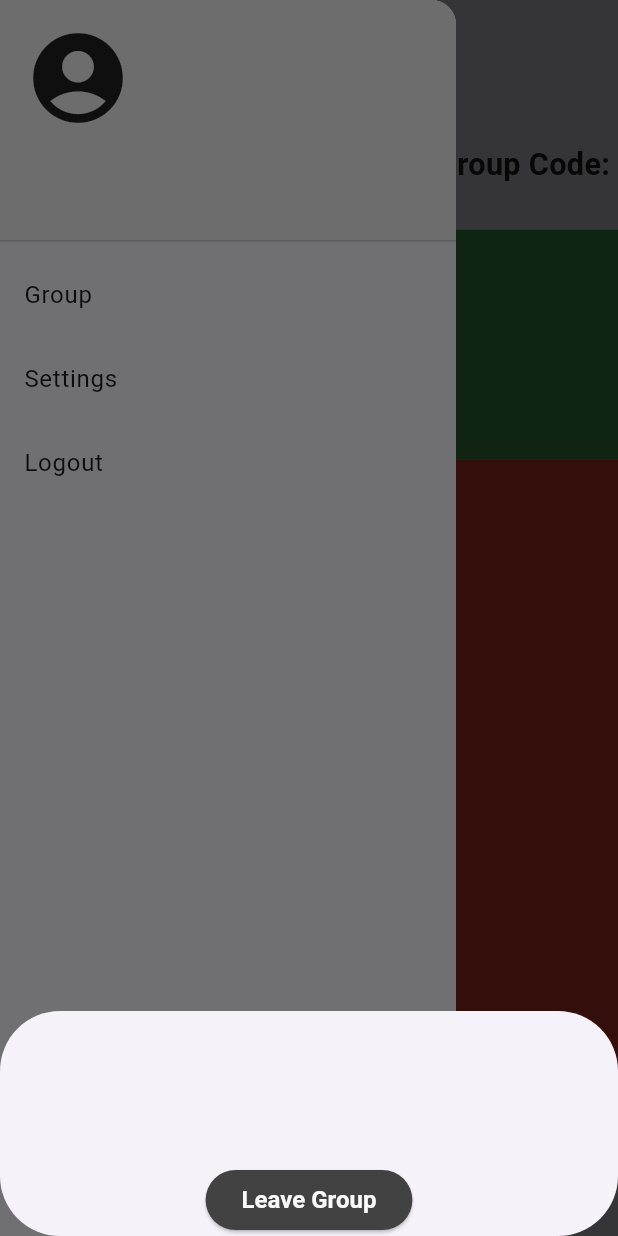
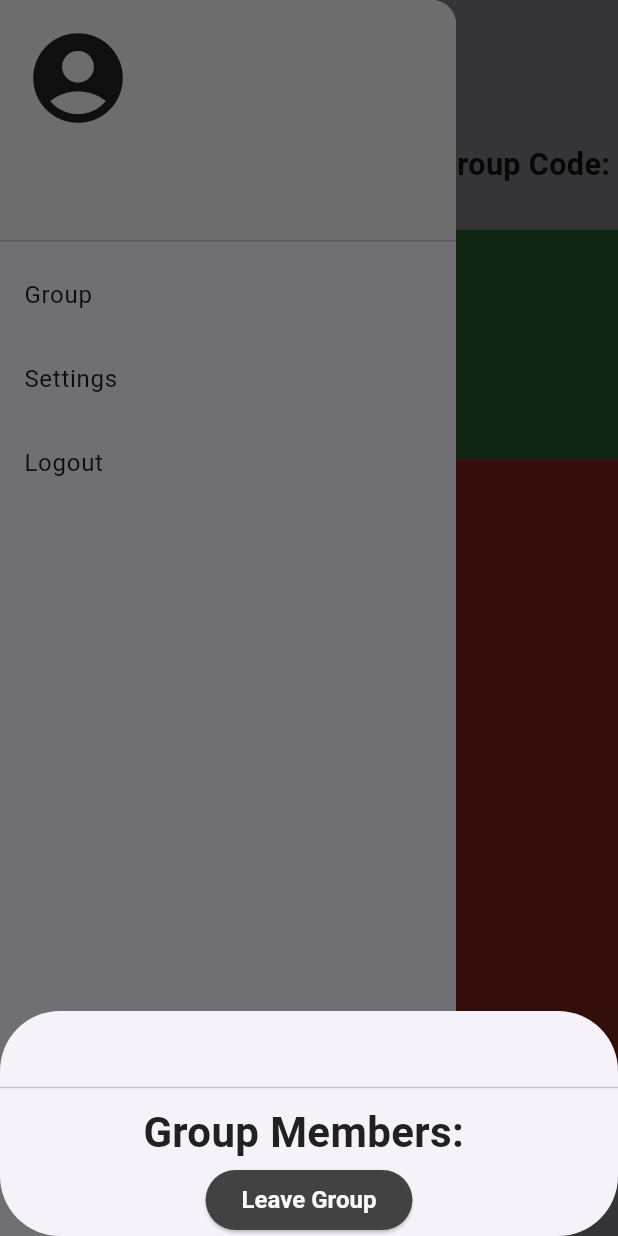
Before and after one commit to Jsimpson123/HouseSync, a Flutter app: the HomePage screen opened directly, after a tap on the "menu" icon, after a tap on "Group", on a phone screen of 412 x 824 dp. Run offline on Flutter 3.47's test engine with Material 3 defaults, Android fonts, the phone set to English and light mode, and no system bars; our stand-ins replace cloud_firestore, firebase_auth, firebase_core, fluttertoast; accounts and stored records are empty.

Commit message:
Group info and task assignment
Group info can be viewed now by accessing the hamburger menu.

User can assign themselves to task, and their name is displayed

```diff
--- a/lib/main.dart
+++ b/lib/main.dart
@@ -10,6 +10,7 @@ import 'package:firebase_core/firebase_core.dart';
 import 'package:shared_accommodation_management_app/view_models/group_view_model.dart';
 import 'package:shared_accommodation_management_app/view_models/home_view_model.dart';
 import 'package:shared_accommodation_management_app/view_models/task_view_model.dart';
+import 'package:shared_accommodation_management_app/view_models/user_view_model.dart';
 
 void main() async {
   WidgetsFlutterBinding.ensureInitialized();
@@ -22,7 +23,7 @@ void main() async {
       create: (context) => TaskViewModel()
     ),
     ChangeNotifierProvider(
-        create: (context) => HomeViewModel()
+        create: (context) => UserViewModel()
     ),
     ChangeNotifierProvider(
         create: (context) => GroupViewModel()
--- a/lib/models/task_model.dart
+++ b/lib/models/task_model.dart
@@ -3,14 +3,16 @@ import 'package:uuid/uuid.dart';
 class Task {
   String taskId;
   String title;
+  String? assignedUser;
   bool isCompleted;
 
   //Constructor
-  Task({required this.taskId, required this.title, this.isCompleted = false});
+  Task({required this.taskId, required this.title, required this.assignedUser, this.isCompleted = false});
 
   //Constructor for a new task
   Task.newTask(this.title)
   : taskId = '',
+  assignedUser = '',
   isCompleted = false;
 
   //Method that converts Task to a map for database storage
@@ -26,6 +28,7 @@ class Task {
     return Task(
         taskId: taskId,
         title: map['title'],
+        assignedUser: map['assignedUser'],
         isCompleted: map['isCompleted'] ?? false
     );
   }
--- a/lib/pages/home_page.dart
+++ b/lib/pages/home_page.dart
@@ -7,6 +7,7 @@ import 'package:shared_accommodation_management_app/view_models/home_view_model.
 import 'package:shared_accommodation_management_app/views/home_page_views/bottom_sheets/group_details_bottom_sheet_view.dart';
 import 'package:shared_accommodation_management_app/views/home_page_views/group_functions_view.dart';
 
+import '../view_models/user_view_model.dart';
 import '../views/home_page_views/home_header_view.dart';
 import 'medical_page.dart';
 
@@ -18,7 +19,7 @@ class HomePage extends StatefulWidget {
 }
 
 class _HomePageState extends State<HomePage> {
-  HomeViewModel homeViewModel = HomeViewModel();
+  UserViewModel homeViewModel = UserViewModel();
   int index = 0;
   List<Widget> pages = [
     HomePage(),
@@ -39,14 +40,14 @@ class _HomePageState extends State<HomePage> {
 
   @override
   Widget build(BuildContext context) {
-    HomeViewModel homeViewModel = HomeViewModel();
+    UserViewModel userViewModel = UserViewModel();
 
     return Scaffold(
       drawer: Drawer(
         child: ListView(
           children: [
             UserAccountsDrawerHeader(
-              decoration: BoxDecoration(color: homeViewModel.colour2),
+              decoration: BoxDecoration(color: userViewModel.colour2),
 
               //User icon
               currentAccountPicture: const Expanded(
@@ -56,7 +57,7 @@ class _HomePageState extends State<HomePage> {
 
               //Username
               accountName: FutureBuilder<String?>(
-                  future: homeViewModel.returnCurrentUsername(),
+                  future: userViewModel.returnCurrentUsername(),
                   builder:
                       (BuildContext context, AsyncSnapshot<String?> snapshot) {
                     if ("${snapshot.data}" == "null") {
@@ -70,7 +71,7 @@ class _HomePageState extends State<HomePage> {
                               style: TextStyle(
                                   fontSize: 20,
                                   fontWeight: FontWeight.bold,
-                                  color: homeViewModel.colour4)),
+                                  color: userViewModel.colour4)),
                         ),
                       );
                     }
@@ -78,7 +79,7 @@ class _HomePageState extends State<HomePage> {
 
               //Email
               accountEmail: FutureBuilder<String?>(
-                  future: homeViewModel.returnCurrentEmail(),
+                  future: userViewModel.returnCurrentEmail(),
                   builder:
                       (BuildContext context, AsyncSnapshot<String?> snapshot) {
                     if ("${snapshot.data}" == "null") {
@@ -92,7 +93,7 @@ class _HomePageState extends State<HomePage> {
                               style: TextStyle(
                                   fontSize: 16,
                                   fontWeight: FontWeight.bold,
-                                  color: homeViewModel.colour4)),
+                                  color: userViewModel.colour4)),
                         ),
                       );
                     }
@@ -100,7 +101,7 @@ class _HomePageState extends State<HomePage> {
             ),
             ListTile(
               title: Text("Group"),
-              onTap: () => homeViewModel.displayBottomSheet(
+              onTap: () => userViewModel.displayBottomSheet(
                   GroupDetailsBottomSheetView(), context),
             ),
             ListTile(title: Text("Settings")),
--- a/lib/view_models/group_view_model.dart
+++ b/lib/view_models/group_view_model.dart
@@ -5,6 +5,7 @@ import 'package:firebase_auth/firebase_auth.dart';
 import 'package:flutter/material.dart';
 import 'package:shared_accommodation_management_app/global/common/toast.dart';
 import 'package:shared_accommodation_management_app/models/group_model.dart';
+import 'package:shared_accommodation_management_app/view_models/user_view_model.dart';
 
 class GroupViewModel extends ChangeNotifier {
   final FirebaseFirestore _firestore = FirebaseFirestore.instance;
@@ -13,6 +14,7 @@ class GroupViewModel extends ChangeNotifier {
   Group? _currentGroup;
 
   List<Group> get groups => List.unmodifiable(_groups);
+
   Group? get currentGroup => _currentGroup;
 
   Color colour1 = Colors.grey.shade50;
@@ -24,11 +26,16 @@ class GroupViewModel extends ChangeNotifier {
     String alphanumeric = "ABCDEFGHIJKLMNOPQRSTUVWXYZ0123456789";
     final Random random = Random();
 
-    return List.generate(6, (index) => alphanumeric[random.nextInt(alphanumeric.length)]).join();
+    return List.generate(
+        6, (index) => alphanumeric[random.nextInt(alphanumeric.length)]).join();
   }
 
-  Future<bool> createGroup(String userId, String groupName, String groupCode) async {
-    final userDoc = await _firestore.collection('users').doc(userId).get(); //Gets the userId from the users collection
+  Future<bool> createGroup(
+      String userId, String groupName, String groupCode) async {
+    final userDoc = await _firestore
+        .collection('users')
+        .doc(userId)
+        .get(); //Gets the userId from the users collection
     //Checks if the current user is already in a group and throws an exception if they are
     if (userDoc.exists && userDoc.data()?['groupId'] != null) {
       throw Exception("User is already in a group");
@@ -43,9 +50,10 @@ class GroupViewModel extends ChangeNotifier {
     });
 
     //Adds the current user to the group
-    await _firestore.collection('users').doc(userId).update({
-      'groupId': groupRef.id
-    });
+    await _firestore
+        .collection('users')
+        .doc(userId)
+        .update({'groupId': groupRef.id});
 
     notifyListeners();
     return true;
@@ -53,19 +61,21 @@ class GroupViewModel extends ChangeNotifier {
 
   Future<bool> joinGroupViaCode(String userId, String inviteCode) async {
     //Query to search the groups collection for a document that has the same groupCode as the users entered one
-    final query = await _firestore.collection('groups')
+    final query = await _firestore
+        .collection('groups')
         .where('groupCode', isEqualTo: inviteCode)
         .get();
 
     //Checks that at least one group exists
-    if(query.docs.isNotEmpty) {
+    if (query.docs.isNotEmpty) {
       //Finds the first document with matching codes id
       final groupId = query.docs.first.id;
 
       //Updates the users groupId
-      await _firestore.collection('users').doc(userId).update({
-        'groupId': groupId
-      });
+      await _firestore
+          .collection('users')
+          .doc(userId)
+          .update({'groupId': groupId});
 
       //Updates the members field of the group with the new member
       await _firestore.collection('groups').doc(groupId).update({
@@ -79,7 +89,8 @@ class GroupViewModel extends ChangeNotifier {
   }
 
   Future<bool> leaveGroup(String userId) async {
-    final userDoc = await _firestore.collection('users')
+    final userDoc = await _firestore
+        .collection('users')
         .doc(userId)
         .get(); //Gets the userId from the users collection
 
@@ -87,24 +98,22 @@ class GroupViewModel extends ChangeNotifier {
 
     //Checks if the current user is already in a group and removes them if they are
     if (userDoc.exists && groupId != null) {
-      final groupDoc = FirebaseFirestore.instance.collection('groups').doc(groupId);
+      final groupDoc =
+          FirebaseFirestore.instance.collection('groups').doc(groupId);
       final docSnapshot = await groupDoc.get();
       final data = docSnapshot.data();
 
       if (data != null) {
-        await _firestore.collection('users')
-            .doc(userId).update(
-          {
-            'groupId': FieldValue.delete()
-          }
-        );
+        await _firestore
+            .collection('users')
+            .doc(userId)
+            .update({'groupId': FieldValue.delete()});
       }
 
       List members = docSnapshot.get('members');
 
       if (members.contains(userId) == true) {
         groupDoc.update({
-
           "members": FieldValue.arrayRemove([userId])
         });
       }
@@ -116,13 +125,15 @@ class GroupViewModel extends ChangeNotifier {
     }
   }
 
-  Future <String?> returnGroupCode (String userId) async {
-    final userDoc = await FirebaseFirestore.instance.collection('users').doc(userId).get();
+  Future<String?> returnGroupCode(String userId) async {
+    final userDoc =
+        await FirebaseFirestore.instance.collection('users').doc(userId).get();
     final groupId = await userDoc.data()?['groupId'];
 
-    if (groupId!=null) {
+    if (groupId != null) {
       try {
-        final groupDoc = FirebaseFirestore.instance.collection('groups').doc(groupId);
+        final groupDoc =
+            FirebaseFirestore.instance.collection('groups').doc(groupId);
         final docSnapshot = await groupDoc.get();
         final data = docSnapshot.data();
 
@@ -137,13 +148,15 @@ class GroupViewModel extends ChangeNotifier {
     return null;
   }
 
-  Future <String?> returnGroupName (String userId) async {
-    final userDoc = await FirebaseFirestore.instance.collection('users').doc(userId).get();
+  Future<String?> returnGroupName(String userId) async {
+    final userDoc =
+        await FirebaseFirestore.instance.collection('users').doc(userId).get();
     final groupId = await userDoc.data()?['groupId'];
 
-    if (groupId!=null) {
+    if (groupId != null) {
       try {
-        final groupDoc = FirebaseFirestore.instance.collection('groups').doc(groupId);
+        final groupDoc =
+            FirebaseFirestore.instance.collection('groups').doc(groupId);
         final docSnapshot = await groupDoc.get();
         final data = docSnapshot.data();
 
@@ -152,6 +165,53 @@ class GroupViewModel extends ChangeNotifier {
         }
       } catch (e) {
         print("Error retrieving group code: $e");
+      }
+      notifyListeners();
+    }
+    return null;
+  }
+
+  Future<String?> returnGroupMembers(String userId) async {
+    final userDoc =
+        await FirebaseFirestore.instance.collection('users').doc(userId).get();
+    final groupId = await userDoc.data()?['groupId'];
+
+    if (groupId != null) {
+      try {
+        final groupDoc =
+            FirebaseFirestore.instance.collection('groups').doc(groupId);
+        final docSnapshot = await groupDoc.get();
+        final data = docSnapshot.data();
+
+        if (data != null) {
+          List<dynamic> groupMembersIds = data['members'];
+          List<String> groupMembersNames = [];
+
+          UserViewModel userViewModel = UserViewModel();
+
+          for (int i = 0; i < groupMembersIds.length; i++) {
+            final groupUserDoc = await FirebaseFirestore.instance
+                .collection('users')
+                .doc(groupMembersIds[i])
+                .get();
+
+              final groupMemberName = await groupUserDoc.data()?['username'];
+
+              groupMembersNames.add(groupMemberName);
+            }
+
+          // if (groupMembersNames.contains(userViewModel.returnCurrentUsername().toString())) {
+          //   groupMembersNames.remove(userViewModel.returnCurrentUsername().toString());
+          // }
+
+          String groupMembersNamesFormatted = groupMembersNames
+              .toString()
+              .replaceAll("[", "")
+              .replaceAll("]", "");
+          return groupMembersNamesFormatted.toString();
+        }
+      } catch (e) {
+        print("Error retrieving group members: $e");
       }
       notifyListeners();
     }
--- a/lib/view_models/home_view_model.dart
+++ b/lib/view_models/home_view_model.dart
@@ -4,48 +4,48 @@ import 'package:flutter/material.dart';
 
 class HomeViewModel extends ChangeNotifier {
 
-  Color colour1 = Colors.grey.shade50;
-  Color colour2 = Colors.grey.shade200;
-  Color colour3 = Colors.grey.shade800;
-  Color colour4 = Colors.grey.shade900;
-
-  Future <String?> returnCurrentUsername () async {
-    final user = FirebaseAuth.instance.currentUser;
-
-    if (user != null) {
-      try {
-        final userDoc = FirebaseFirestore.instance.collection('users').doc(user.uid);
-        final docSnapshot = await userDoc.get();
-        final data = docSnapshot.data();
-
-        if (data != null) {
-          return data['username'] as String?;
-        }
-      } catch (e) {
-        print("Error retrieving username: $e");
-      }
-    }
-    return null;
-  }
-
-  Future <String?> returnCurrentEmail () async {
-    final user = FirebaseAuth.instance.currentUser;
-
-    if (user != null) {
-      try {
-        final userDoc = FirebaseFirestore.instance.collection('users').doc(user.uid);
-        final docSnapshot = await userDoc.get();
-        final data = docSnapshot.data();
-
-        if (data != null) {
-          return data['email'] as String?;
-        }
-      } catch (e) {
-        print("Error retrieving username: $e");
-      }
-    }
-    return null;
-  }
+  // Color colour1 = Colors.grey.shade50;
+  // Color colour2 = Colors.grey.shade200;
+  // Color colour3 = Colors.grey.shade800;
+  // Color colour4 = Colors.grey.shade900;
+  //
+  // Future <String?> returnCurrentUsername () async {
+  //   final user = FirebaseAuth.instance.currentUser;
+  //
+  //   if (user != null) {
+  //     try {
+  //       final userDoc = FirebaseFirestore.instance.collection('users').doc(user.uid);
+  //       final docSnapshot = await userDoc.get();
+  //       final data = docSnapshot.data();
+  //
+  //       if (data != null) {
+  //         return data['username'] as String?;
+  //       }
+  //     } catch (e) {
+  //       print("Error retrieving username: $e");
+  //     }
+  //   }
+  //   return null;
+  // }
+  //
+  // Future <String?> returnCurrentEmail () async {
+  //   final user = FirebaseAuth.instance.currentUser;
+  //
+  //   if (user != null) {
+  //     try {
+  //       final userDoc = FirebaseFirestore.instance.collection('users').doc(user.uid);
+  //       final docSnapshot = await userDoc.get();
+  //       final data = docSnapshot.data();
+  //
+  //       if (data != null) {
+  //         return data['email'] as String?;
+  //       }
+  //     } catch (e) {
+  //       print("Error retrieving username: $e");
+  //     }
+  //   }
+  //   return null;
+  // }
 
   void displayBottomSheet(Widget bottomSheetView, BuildContext context) {
     showModalBottomSheet(
--- a/lib/view_models/user_view_model.dart
+++ b/lib/view_models/user_view_model.dart
@@ -8,5 +8,58 @@ import '../pages/home_page.dart';
 
 class UserViewModel extends ChangeNotifier {
 
+  Color colour1 = Colors.grey.shade50;
+  Color colour2 = Colors.grey.shade200;
+  Color colour3 = Colors.grey.shade800;
+  Color colour4 = Colors.grey.shade900;
+
+  Future <String?> returnCurrentUsername () async {
+    final user = FirebaseAuth.instance.currentUser;
+
+    if (user != null) {
+      try {
+        final userDoc = FirebaseFirestore.instance.collection('users').doc(user.uid);
+        final docSnapshot = await userDoc.get();
+        final data = docSnapshot.data();
+
+        if (data != null) {
+          return data['username'] as String?;
+        }
+      } catch (e) {
+        print("Error retrieving username: $e");
+      }
+    }
+    return null;
+  }
+
+  Future <String?> returnCurrentEmail () async {
+    final user = FirebaseAuth.instance.currentUser;
+
+    if (user != null) {
+      try {
+        final userDoc = FirebaseFirestore.instance.collection('users').doc(user.uid);
+        final docSnapshot = await userDoc.get();
+        final data = docSnapshot.data();
+
+        if (data != null) {
+          return data['email'] as String?;
+        }
+      } catch (e) {
+        print("Error retrieving username: $e");
+      }
+    }
+    return null;
+  }
+
+  void displayBottomSheet(Widget bottomSheetView, BuildContext context) {
+    showModalBottomSheet(
+        shape: RoundedRectangleBorder(borderRadius: BorderRadius.circular(40)),
+        clipBehavior: Clip.antiAliasWithSaveLayer,
+        context: context,
+        builder: ((context) {
+          return bottomSheetView;
+        }));
+  }
+
 
 }
--- a/lib/views/home_page_views/bottom_sheets/group_details_bottom_sheet_view.dart
+++ b/lib/views/home_page_views/bottom_sheets/group_details_bottom_sheet_view.dart
@@ -20,18 +20,20 @@ class GroupDetailsBottomSheetView extends StatelessWidget{
         child: Column(
           mainAxisAlignment: MainAxisAlignment.center,
           children: [
+
+            //Group name
             FutureBuilder<String?>(
                 future: viewModel.returnGroupName(user!.uid),
                 builder: (BuildContext context,
                     AsyncSnapshot<String?> snapshot) {
                   if ("${snapshot.data}" == "null") {
                     return const Text(
-                        ""); //Due to a delay in the username loading
+                        ""); //Due to a delay in the data loading
                   } else {
                     return Expanded(
                       flex: 2,
                       child: Align(
-                        alignment: Alignment.bottomLeft,
+                        alignment: Alignment.center,
                         child: FittedBox(
                           fit: BoxFit.fitHeight,
                           child: Text("${snapshot.data}",
@@ -45,7 +47,37 @@ class GroupDetailsBottomSheetView extends StatelessWidget{
                   }
                 }),
 
+            Divider(),
+
+            //Group members
+            FutureBuilder<String?>(
+                future: viewModel.returnGroupMembers(user!.uid),
+                builder: (BuildContext context,
+                    AsyncSnapshot<String?> snapshot) {
+                  if ("${snapshot.data}" == "null") {
+                    return const Text(
+                        ""); //Due to a delay in the data loading
+                  } else {
+                    return Expanded(
+                      flex: 2,
+                      child: Align(
+                        alignment: Alignment.center,
+                        child: FittedBox(
+                          fit: BoxFit.fitHeight,
+                          child: Text("Group Members: ${snapshot.data}",
+                              style: TextStyle(
+                                  fontSize: 28,
+                                  fontWeight: FontWeight.bold,
+                                  color: viewModel.colour4)),
+                        ),
+                      ),
+                    );
+                  }
+                }),
+
             SizedBox(width: 15),
+
+            //Leave group button
             ElevatedButton(
                 onPressed: () {
                   viewModel.leaveGroup(user!.uid);
--- a/lib/views/home_page_views/home_header_view.dart
+++ b/lib/views/home_page_views/home_header_view.dart
@@ -3,6 +3,7 @@ import 'package:flutter/material.dart';
 import 'package:provider/provider.dart';
 import 'package:shared_accommodation_management_app/pages/home_page.dart';
 import 'package:shared_accommodation_management_app/view_models/group_view_model.dart';
+import 'package:shared_accommodation_management_app/view_models/user_view_model.dart';
 import 'package:shared_accommodation_management_app/views/home_page_views/side_bar.dart';
 
 import '../../view_models/home_view_model.dart';
@@ -17,7 +18,7 @@ class HomeHeaderView extends StatelessWidget {
     GroupViewModel groupViewModel = GroupViewModel();
     User? user = FirebaseAuth.instance.currentUser;
 
-    return Consumer<HomeViewModel>(builder: (context, viewModel, child) {
+    return Consumer<UserViewModel>(builder: (context, viewModel, child) {
       return Row(
         children: [
           IconButton(
```
Also changed, not shown: lib/models/user_model.dart (+14 -9 lines), lib/view_models/task_view_model.dart (+80 -0 lines), lib/views/chores_page_views/task_list_view.dart (+72 -9 lines).
